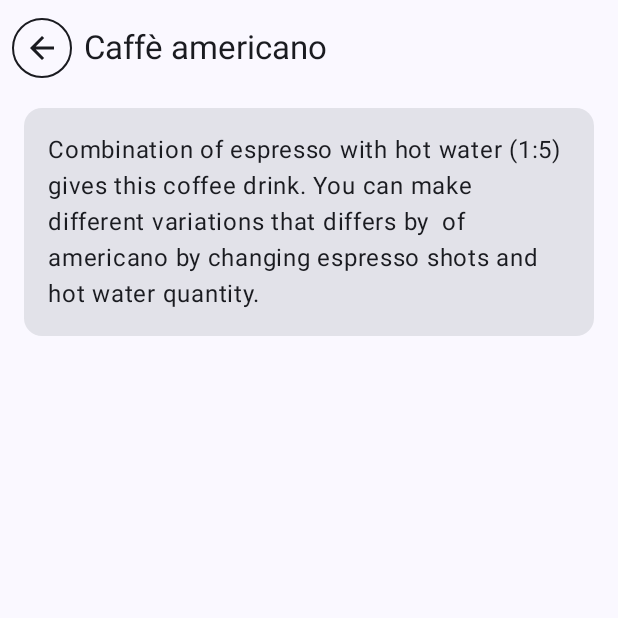
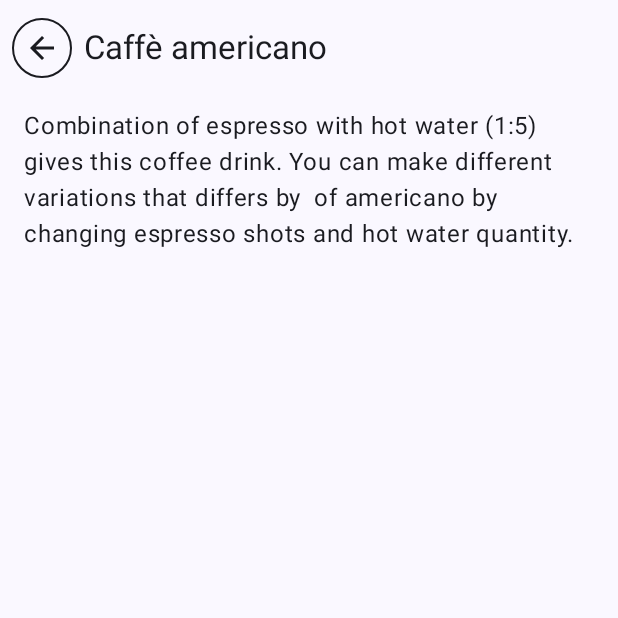
Before and after one commit to PrivateCaffeine/SpilLatte, an Android app built with Jetpack Compose: the screen it shows after launch (MainActivity), after a tap on an icon or button, on a phone screen of 412 x 824 dp, the top half of it. Run offline under Robolectric (Android 15) with nearby library versions, the phone set to English and light mode, and no system bars; our stand-ins replace Room's generated code, paging; pictures from the network do not load.

Commit message:
UI updated. - [x] Paging adding; - [x] Retrofit service; - [x] DetailsScreen finishing required;

```diff
--- a/app/src/main/java/com/philexliveprojects/spillatte/data/UnsplashPhoto.kt
+++ b/app/src/main/java/com/philexliveprojects/spillatte/data/UnsplashPhoto.kt
@@ -4,7 +4,6 @@ import com.google.gson.annotations.SerializedName
 
 data class UnsplashPhoto(
     @SerializedName("id") val id: String,
-    @SerializedName("author") val author: String,
     @SerializedName("urls") val urls: UnsplashUrls,
     @SerializedName("alt_description")val altDescription: String?,
     @SerializedName("user") val user: UnsplashUser
--- a/app/src/main/java/com/philexliveprojects/spillatte/ui/compose/details/DetailsScreen.kt
+++ b/app/src/main/java/com/philexliveprojects/spillatte/ui/compose/details/DetailsScreen.kt
@@ -1,16 +1,17 @@
 package com.philexliveprojects.spillatte.ui.compose.details
 
+import androidx.compose.foundation.background
 import androidx.compose.foundation.layout.Arrangement
 import androidx.compose.foundation.layout.Column
+import androidx.compose.foundation.layout.Spacer
 import androidx.compose.foundation.layout.fillMaxSize
-import androidx.compose.foundation.layout.fillMaxWidth
+import androidx.compose.foundation.layout.height
 import androidx.compose.foundation.layout.padding
-import androidx.compose.foundation.layout.wrapContentWidth
-import androidx.compose.foundation.rememberScrollState
-import androidx.compose.foundation.verticalScroll
+import androidx.compose.foundation.lazy.staggeredgrid.LazyVerticalStaggeredGrid
+import androidx.compose.foundation.lazy.staggeredgrid.StaggeredGridCells
+import androidx.compose.foundation.lazy.staggeredgrid.StaggeredGridItemSpan
 import androidx.compose.material.icons.Icons
 import androidx.compose.material.icons.filled.ArrowBack
-import androidx.compose.material3.Card
 import androidx.compose.material3.ExperimentalMaterial3Api
 import androidx.compose.material3.Icon
 import androidx.compose.material3.MaterialTheme
@@ -22,8 +23,10 @@ import androidx.compose.material3.TopAppBar
 import androidx.compose.runtime.Composable
 import androidx.compose.runtime.collectAsState
 import androidx.compose.runtime.getValue
-import androidx.compose.ui.Alignment
 import androidx.compose.ui.Modifier
+import androidx.compose.ui.draw.clip
+import androidx.compose.ui.layout.ContentScale
+import androidx.compose.ui.platform.LocalContext
 import androidx.compose.ui.res.stringResource
 import androidx.compose.ui.tooling.preview.Preview
 import androidx.compose.ui.tooling.preview.PreviewParameter
@@ -31,37 +34,47 @@ import androidx.compose.ui.tooling.preview.PreviewParameterProvider
 import androidx.compose.ui.unit.dp
 import androidx.lifecycle.viewmodel.compose.viewModel
 import androidx.paging.PagingData
+import androidx.paging.compose.collectAsLazyPagingItems
+import coil.compose.AsyncImage
+import coil.request.ImageRequest
 import com.philexliveprojects.spillatte.R
 import com.philexliveprojects.spillatte.data.Coffee
 import com.philexliveprojects.spillatte.data.UnsplashPhoto
+import com.philexliveprojects.spillatte.data.UnsplashUrls
+import com.philexliveprojects.spillatte.data.UnsplashUser
 import com.philexliveprojects.spillatte.ui.AppViewModelProvider
 import com.philexliveprojects.spillatte.ui.theme.PrimaryContentPadding
 import com.philexliveprojects.spillatte.ui.theme.SpilLatteTheme
 import com.philexliveprojects.spillatte.ui.viewmodels.DetailsViewModel
 import kotlinx.coroutines.flow.Flow
+import kotlinx.coroutines.flow.flow
 
 @Composable
 fun DetailsScreen(
     onBack: () -> Unit = {},
     viewModel: DetailsViewModel = viewModel(factory = AppViewModelProvider.Factory)
 ) {
-    val uiState by viewModel.uiState.collectAsState()
-
-    DetailsScreen(uiState, viewModel.photos, viewModel.hasValidUnsplashKey(), onBack)
+    val coffee by viewModel.coffee.collectAsState()
+    DetailsScreen(
+        coffee,
+        viewModel.photos,
+        viewModel.hasValidUnsplashKey(),
+        onBack
+    )
 }
 
 @OptIn(ExperimentalMaterial3Api::class)
 @Composable
 private fun DetailsScreen(
-    coffeeDrink: Coffee,
-    photos: Flow<PagingData<UnsplashPhoto>>,
-    hasValidUnsplashKey: Boolean,
-    onBack: () -> Unit
+    coffee: Coffee,
+    unsplashPhotos: Flow<PagingData<UnsplashPhoto>>,
+    hasValidUnsplashKey: Boolean = false,
+    onBack: () -> Unit = {}
 ) {
     Scaffold(
         topBar = {
             TopAppBar(
-                title = { Text(coffeeDrink.name) },
+                title = { Text(coffee.name) },
                 navigationIcon = {
                     OutlinedIconButton(
                         onClick = onBack,
@@ -76,80 +89,96 @@ private fun DetailsScreen(
             )
         },
     ) { paddingValues ->
-        Column(
-            Modifier
-                .fillMaxSize()
-                .verticalScroll(rememberScrollState())
-                .padding(paddingValues)
-                .padding(PrimaryContentPadding),
-            verticalArrangement = Arrangement.spacedBy(8.dp)
+        val photos = unsplashPhotos.collectAsLazyPagingItems()
+
+        LazyVerticalStaggeredGrid(
+            columns = StaggeredGridCells.Fixed(2),
+            verticalItemSpacing = 4.dp,
+            horizontalArrangement = Arrangement.spacedBy(4.dp),
+            contentPadding = PrimaryContentPadding,
+            modifier = Modifier.padding(paddingValues)
         ) {
-            CoffeeDescription(text = coffeeDrink.description)
-            if (hasValidUnsplashKey) {
-//                ImageList(photos.collectAsLazyPagingItems(), Modifier.weight(1f))
+            /*Coffee description*/
+            item(span = StaggeredGridItemSpan.FullLine) {
+                Column {
+                    Text(coffee.description)
+                    Spacer(Modifier.height(12.dp))
                 }
             }
-    }
-}
-/*
-
-@Composable
-fun ImageList(pagingItems: LazyPagingItems<UnsplashPhoto>, modifier: Modifier = Modifier) {
-    LazyVerticalGrid(columns = GridCells.Fixed(2), modifier = modifier) {
+            if (hasValidUnsplashKey) {
+                /*Unsplash photos list*/
                 items(
-            count = pagingItems.itemCount,
-            key = { index -> "${pagingItems[index]?.id ?: ""}${index}" }
+                    count = photos.itemCount,
+                    key = { index -> "${photos[index]?.id ?: ""}${index}" }
                 ) { index ->
-            val photo = pagingItems[index] ?: return@items
+                    val item = photos[index] ?: return@items
                     AsyncImage(
                         model = ImageRequest.Builder(LocalContext.current)
-                    .data(photo.urls.small)
+                            .data(item.urls.small)
                             .build(),
                         contentDescription = null,
                         modifier = Modifier
-                    .fillMaxWidth()
-                    .aspectRatio(1f)
-                    .padding(16.dp)
+                            .background(MaterialTheme.colorScheme.surface)
+                            .clip(MaterialTheme.shapes.medium),
+                        contentScale = ContentScale.Fit
                     )
                 }
             }
         }
-*/
-
-@Composable
-fun CoffeeDescription(
-    text: String,
-    modifier: Modifier = Modifier
-) {
-    Card(
-        modifier = modifier
-            .fillMaxWidth()
-    ) {
-        Text(
-            text = text,
-            modifier = Modifier
-                .fillMaxWidth()
-                .wrapContentWidth(align = Alignment.Start)
-                .padding(16.dp)
-        )
     }
 }
 
 @Preview
 @Composable
-fun DetailsScreenPreview(@PreviewParameter(CoffeeDetailsPreviewProvider::class) param: Coffee) {
+fun DetailsScreenPreview(
+    @PreviewParameter(DetailsPreviewProvider::class) param: DetailsParameter
+) {
     SpilLatteTheme {
         Surface(
             color = MaterialTheme.colorScheme.background,
             modifier = Modifier.fillMaxSize()
         ) {
-//            DetailsScreen(param, PagingData.empty(), false, {})
+            DetailsScreen(param.coffee, param.photos, true)
         }
     }
 }
 
-class CoffeeDetailsPreviewProvider(
-    override val values: Sequence<Coffee> = sequenceOf(
-        Coffee("Coffee", "Coffee Description")
+@Preview
+@Composable
+fun DetailsScreenPreviewDark(
+    @PreviewParameter(DetailsPreviewProvider::class) param: DetailsParameter
+) {
+    SpilLatteTheme(
+        darkTheme = true
+    ) {
+        Surface(
+            color = MaterialTheme.colorScheme.background,
+            modifier = Modifier.fillMaxSize()
+        ) {
+            DetailsScreen(param.coffee, param.photos, true)
+        }
+    }
+}
+
+private class DetailsPreviewProvider(
+    override val values: Sequence<DetailsParameter> = sequenceOf(
+        DetailsParameter(
+            Coffee("Coffee", "Coffee Description"),
+            flow {
+                PagingData.from(
+                    (1..24).map {
+                        UnsplashPhoto(
+                            it.toString(),
+                            UnsplashUrls("null"),
+                            null,
+                            UnsplashUser("User $it")
                         )
-) : PreviewParameterProvider<Coffee>
+                    }
+                )
+            }
+
+        )
+    )
+) : PreviewParameterProvider<DetailsParameter>
+
+class DetailsParameter(val coffee: Coffee, val photos: Flow<PagingData<UnsplashPhoto>>)
--- a/app/src/main/java/com/philexliveprojects/spillatte/ui/viewmodels/DetailsViewModel.kt
+++ b/app/src/main/java/com/philexliveprojects/spillatte/ui/viewmodels/DetailsViewModel.kt
@@ -16,7 +16,7 @@ class DetailsViewModel(
     coffeeRepository: CoffeeRepository,
     unsplashRepository: UnsplashRepository
 ) : ViewModel() {
-    val uiState = coffeeRepository.get(savedStateHandle["name"] ?: "").stateIn(
+    val coffee = coffeeRepository.get(savedStateHandle["name"] ?: "").stateIn(
         scope = viewModelScope,
         started = SharingStarted.WhileSubscribed(5_000L),
         initialValue = Coffee(name = "", description = "")
```
Also changed, not shown: gradle.properties (line endings or trailing spaces). Lines whose indentation alone changed are shown as unchanged.
